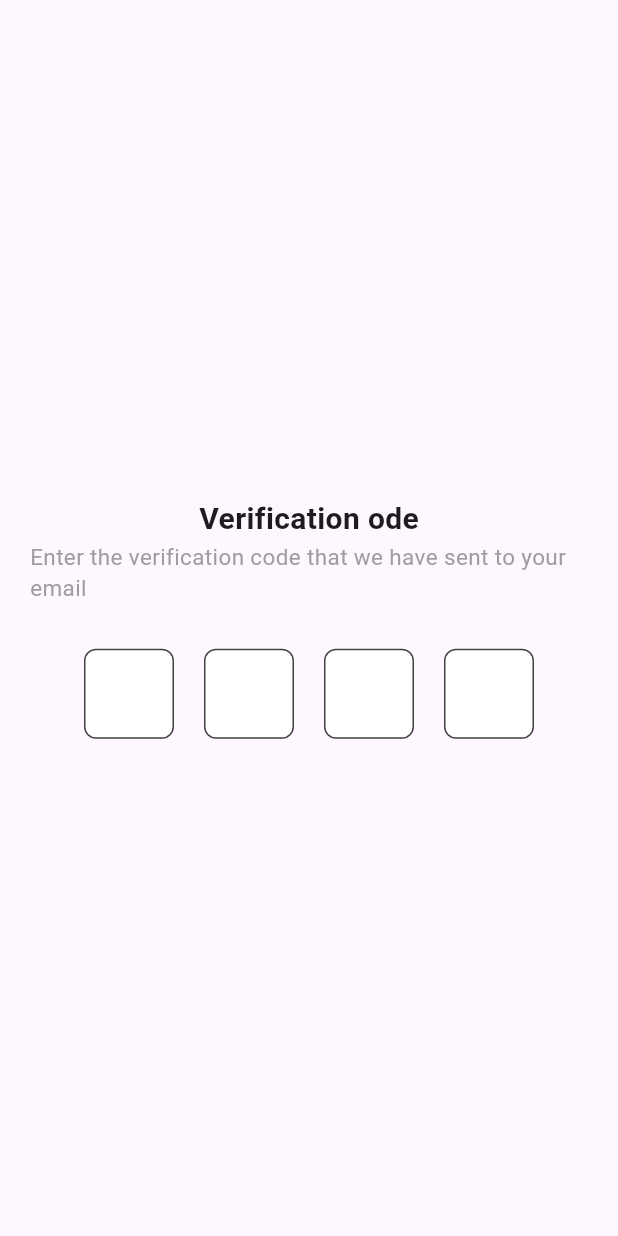
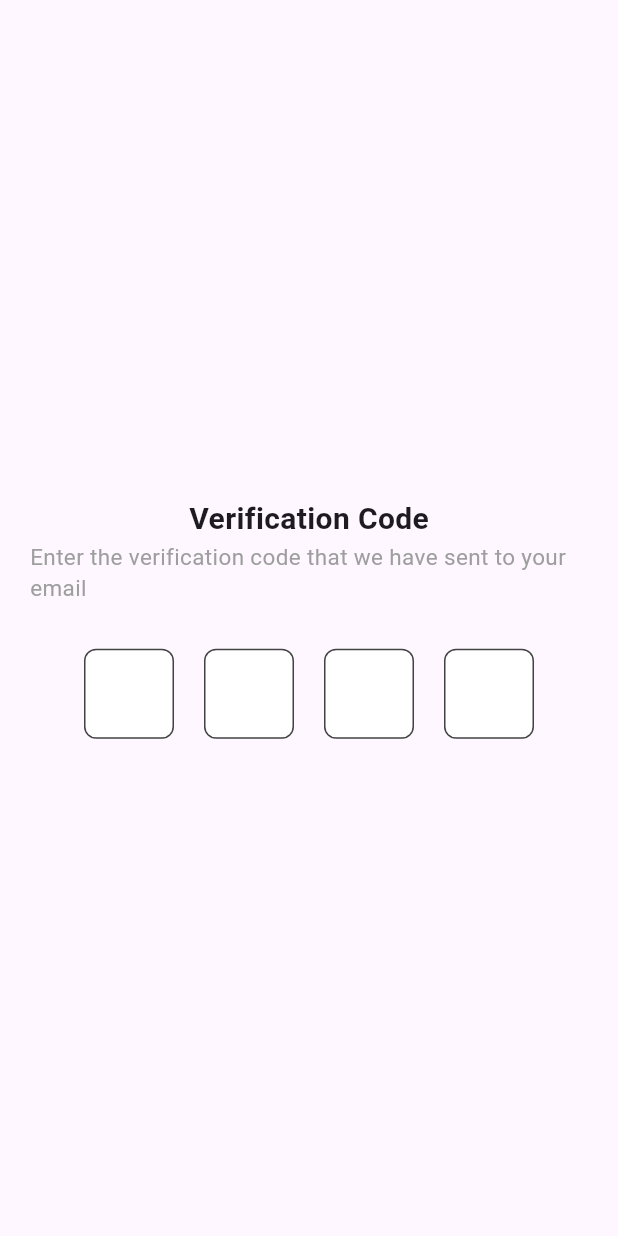
Before and after one commit to Maha6468/vuku_project_3, a Flutter app: the screen it shows after launch, on a phone screen of 412 x 824 dp. Run offline on Flutter 3.47's test engine with Material 3 defaults, Android fonts, the phone set to English and light mode, and no system bars; drawn by our look-alikes of pinput.

Commit message:
last update

```diff
--- a/lib/Screens/Sign Up Flow/verification.dart
+++ b/lib/Screens/Sign Up Flow/verification.dart
@@ -40,7 +40,7 @@ class _Verification_codeState extends State<Verification_code> {
             mainAxisAlignment: MainAxisAlignment.center,
             crossAxisAlignment: CrossAxisAlignment.center,
             children: [
-              Text("Verification ode",style: TextStyle(fontSize: 20,fontWeight: FontWeight.bold),),
+              Text("Verification Code",style: TextStyle(fontSize: 20,fontWeight: FontWeight.bold),),
             Text("Enter the verification code that we have sent to your email",style: TextStyle(color: Colors.grey,fontSize: 15),),
               SizedBox(height: 30,),
               Center(
```
